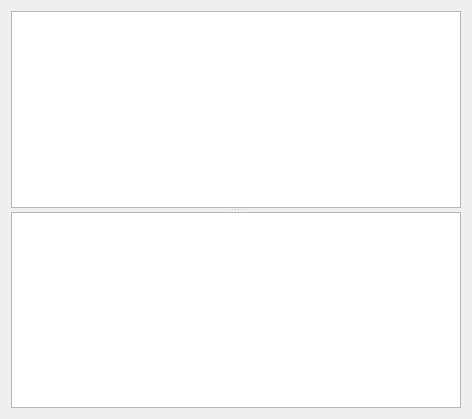
Above: shsl-editor/imagedetailview.ui from Delta-Psi/shsl-editor before the change. Below: the same form after it.
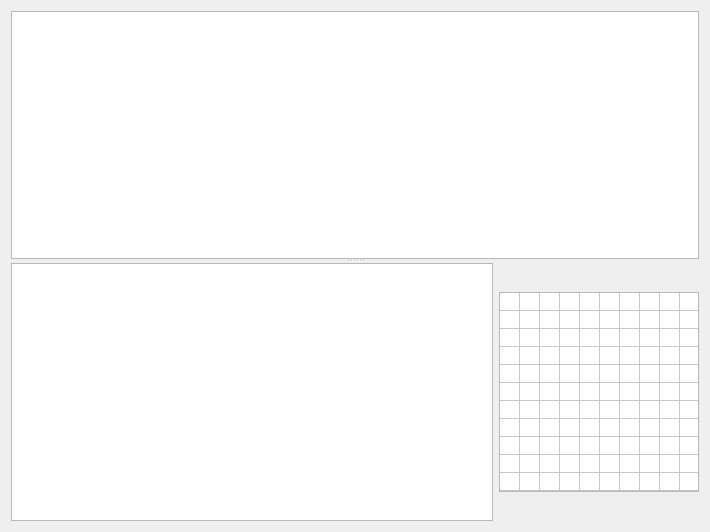
That is the form after the change.

Commit message: palette viewer!!!

```diff
--- a/shsl-editor/imagedetailview.ui
+++ b/shsl-editor/imagedetailview.ui
@@ -6,8 +6,8 @@
    <rect>
     <x>0</x>
     <y>0</y>
-    <width>472</width>
-    <height>419</height>
+    <width>710</width>
+    <height>532</height>
    </rect>
   </property>
   <property name="windowTitle">
@@ -20,7 +20,110 @@
       <enum>Qt::Vertical</enum>
      </property>
      <widget class="QGraphicsView" name="graphicsView"/>
-     <widget class="QTableView" name="details"/>
+     <widget class="QWidget" name="horizontalLayoutWidget">
+      <layout class="QHBoxLayout" name="horizontalLayout">
+       <item>
+        <widget class="QTableWidget" name="details">
+         <property name="editTriggers">
+          <set>QAbstractItemView::NoEditTriggers</set>
+         </property>
+         <property name="rowCount">
+          <number>0</number>
+         </property>
+        </widget>
+       </item>
+       <item>
+        <widget class="QTableWidget" name="paletteView">
+         <property name="maximumSize">
+          <size>
+           <width>200</width>
+           <height>200</height>
+          </size>
+         </property>
+         <property name="verticalScrollBarPolicy">
+          <enum>Qt::ScrollBarAlwaysOff</enum>
+         </property>
+         <property name="horizontalScrollBarPolicy">
+          <enum>Qt::ScrollBarAlwaysOff</enum>
+         </property>
+         <property name="sizeAdjustPolicy">
+          <enum>QAbstractScrollArea::AdjustToContents</enum>
+         </property>
+         <property name="autoScroll">
+          <bool>false</bool>
+         </property>
+         <property name="editTriggers">
+          <set>QAbstractItemView::NoEditTriggers</set>
+         </property>
+         <property name="showGrid">
+          <bool>true</bool>
+         </property>
+         <property name="gridStyle">
+          <enum>Qt::SolidLine</enum>
+         </property>
+         <property name="cornerButtonEnabled">
+          <bool>false</bool>
+         </property>
+         <property name="rowCount">
+          <number>16</number>
+         </property>
+         <property name="columnCount">
+          <number>16</number>
+         </property>
+         <attribute name="horizontalHeaderVisible">
+          <bool>false</bool>
+         </attribute>
+         <attribute name="horizontalHeaderMinimumSectionSize">
+          <number>12</number>
+         </attribute>
+         <attribute name="horizontalHeaderDefaultSectionSize">
+          <number>12</number>
+         </attribute>
+         <attribute name="verticalHeaderVisible">
+          <bool>false</bool>
+         </attribute>
+         <attribute name="verticalHeaderMinimumSectionSize">
+          <number>12</number>
+         </attribute>
+         <attribute name="verticalHeaderDefaultSectionSize">
+          <number>12</number>
+         </attribute>
+         <row/>
+         <row/>
+         <row/>
+         <row/>
+         <row/>
+         <row/>
+         <row/>
+         <row/>
+         <row/>
+         <row/>
+         <row/>
+         <row/>
+         <row/>
+         <row/>
+         <row/>
+         <row/>
+         <column/>
+         <column/>
+         <column/>
+         <column/>
+         <column/>
+         <column/>
+         <column/>
+         <column/>
+         <column/>
+         <column/>
+         <column/>
+         <column/>
+         <column/>
+         <column/>
+         <column/>
+         <column/>
+        </widget>
+       </item>
+      </layout>
+     </widget>
     </widget>
    </item>
   </layout>
```
The commit also changes 3 other files.
